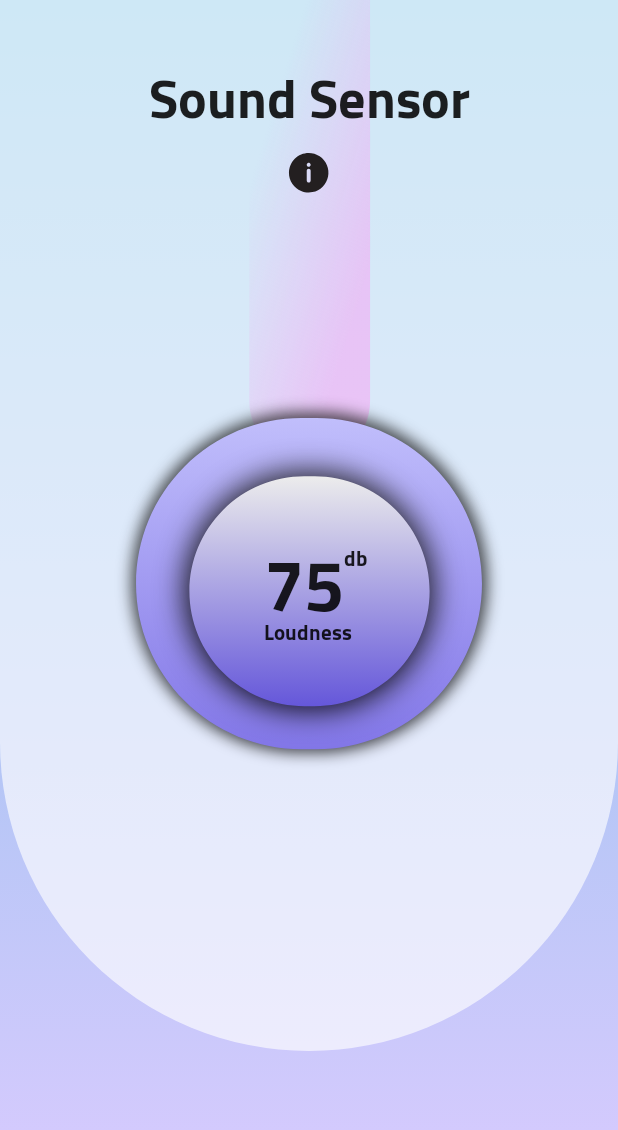
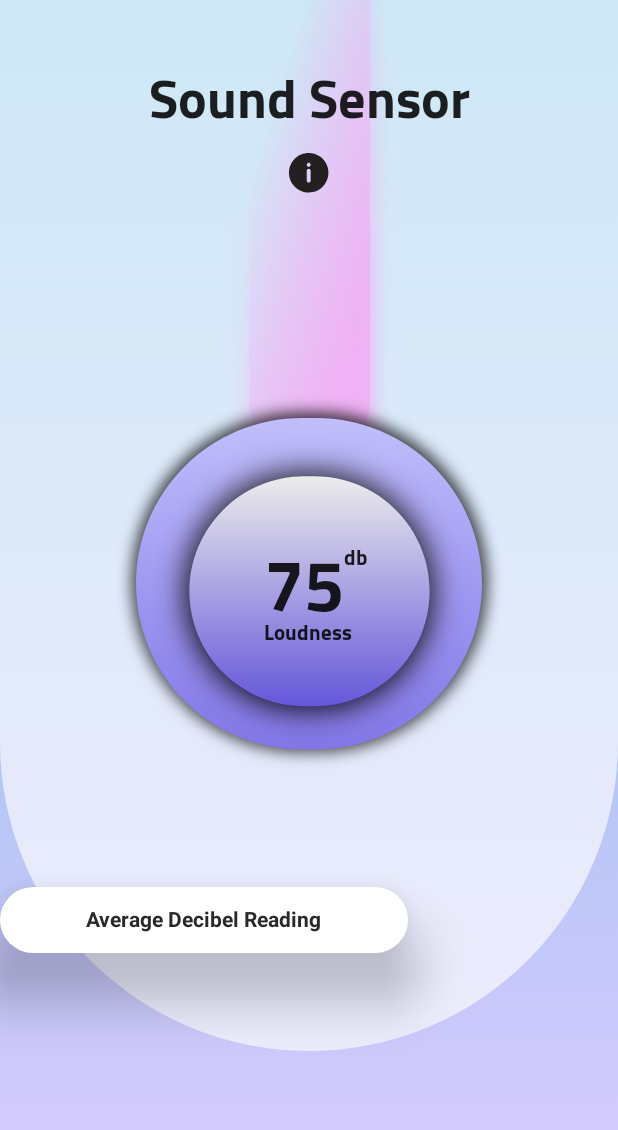
Before and after one commit to Cfoulcard/Android-Sensor-Engine, an Android app built with Jetpack Compose: the SoundSensor screen opened directly, with no data from a screen before it, on a phone screen of 412 x 824 dp. Shown: the top 1130 px of the screen. Run offline under Robolectric (Android 15) with nearby library versions, the phone set to English and light mode, and no system bars; Roboto replaces fonts that are not available here.

Commit message:
Added styling to graphics

```diff
--- a/app/src/main/java/com/ui/composables/HomeScreen.kt
+++ b/app/src/main/java/com/ui/composables/HomeScreen.kt
@@ -10,6 +10,7 @@ import androidx.compose.runtime.Composable
 import androidx.compose.ui.Alignment
 import androidx.compose.ui.Modifier
 import androidx.compose.ui.draw.alpha
+import androidx.compose.ui.draw.blur
 import androidx.compose.ui.graphics.Brush
 import androidx.compose.ui.layout.ContentScale
 import androidx.compose.ui.res.painterResource
@@ -49,6 +50,13 @@ fun navigateToSoundSensor(context: Context) {
 
 @Composable
 fun SensorCometBackground() {
+    Image(
+        painter = painterResource(R.drawable.ic_comet_shadow),
+        contentDescription = "cometGradient",
+        contentScale = ContentScale.Fit,
+        modifier = Modifier.fillMaxHeight(0.43f).fillMaxWidth(1f).fillMaxSize().blur(8.dp).alpha(1f),
+        alignment = Alignment.Center,
+    )
     Image(
         painter = painterResource(R.drawable.ic_comet_gradient),
         contentDescription = "cometGradient",
--- a/app/src/main/java/com/ui/sensors/SoundSensor.kt
+++ b/app/src/main/java/com/ui/sensors/SoundSensor.kt
@@ -5,6 +5,7 @@ import androidx.activity.ComponentActivity
 import androidx.activity.compose.setContent
 import androidx.compose.foundation.Image
 import androidx.compose.foundation.layout.*
+import androidx.compose.material.Card
 import androidx.compose.material.MaterialTheme
 import androidx.compose.material.Text
 import androidx.compose.runtime.Composable
@@ -12,10 +13,13 @@ import androidx.compose.ui.Alignment
 import androidx.compose.ui.Modifier
 import androidx.compose.ui.draw.alpha
 import androidx.compose.ui.draw.blur
+import androidx.compose.ui.graphics.Color
 import androidx.compose.ui.layout.ContentScale
 import androidx.compose.ui.res.painterResource
 import androidx.compose.ui.text.SpanStyle
+import androidx.compose.ui.text.TextStyle
 import androidx.compose.ui.text.buildAnnotatedString
+import androidx.compose.ui.text.font.FontWeight
 import androidx.compose.ui.text.style.BaselineShift
 import androidx.compose.ui.text.style.TextAlign
 import androidx.compose.ui.text.withStyle
@@ -26,6 +30,7 @@ import com.androidsensorengine.ui.composables.HalfCircleBackgroundLonger
 import com.androidsensorengine.ui.composables.MainGradientBackground
 import com.androidsensorengine.ui.composables.SensorCometBackground
 import com.androidsensorengine.ui.theme.AndroidSensorEngineTheme
+import com.androidsensorengine.ui.theme.HomeScreenShapes
 import com.christianfoulcard.android.androidsensorengine.R
 
 class SoundSensor: ComponentActivity() {
@@ -47,6 +52,7 @@ class SoundSensor: ComponentActivity() {
                     InfoIcon()
                     Column(modifier = Modifier.padding(top = 90.dp)) {
                         TopCircle()
+                        Group()
                     }
                 }
             }
@@ -121,11 +127,11 @@ class SoundSensor: ComponentActivity() {
                                 fontSize = 48.sp)) { append("75") }
                             withStyle(style = SpanStyle(
                                 fontSize = 14.sp,
-                                baselineShift = BaselineShift(+0.65f)
+                                baselineShift = BaselineShift(+1f)
                             )) { append("db") }
                         },
                         textAlign = TextAlign.Center,
-                        style = MaterialTheme.typography.h1,
+                        style = MaterialTheme.typography.h3,
 
                     )
                 Text(
@@ -137,7 +143,35 @@ class SoundSensor: ComponentActivity() {
                 )
             }
         }
+
     }
+
+    @Composable
+    fun Group() {
+        Card(
+            elevation = 24.dp,
+            modifier = Modifier
+                .width(width = 272.dp)
+                .height(height = 44.dp),
+            shape = HomeScreenShapes.small
+        ) {
+            Box(contentAlignment = Alignment.Center) {
+                Row(horizontalArrangement = Arrangement.SpaceBetween) {
+                    Text(
+                        text = "Average Decibel Reading",
+                        color = Color(0xff292929),
+                        textAlign = TextAlign.Left,
+                        style = TextStyle(
+                            fontSize = 14.sp,
+                            fontWeight = FontWeight.Bold
+                        )
+                    )
+                }
+            }
+        }
+    }
+
+
 
     @Preview(showBackground = true)
     @Composable
@@ -154,8 +188,10 @@ class SoundSensor: ComponentActivity() {
             ) {
                 DisplayTitle()
                 InfoIcon()
+
                 Column(modifier = Modifier.padding(top = 90.dp)) {
                     TopCircle()
+                    Group()
                 }
             }
         }
--- a/app/src/main/java/com/ui/theme/Type.kt
+++ b/app/src/main/java/com/ui/theme/Type.kt
@@ -11,7 +11,8 @@ import com.christianfoulcard.android.androidsensorengine.R
 val Cairo = FontFamily(
     Font(R.font.cairo_regular),
     Font(R.font.cairo_bold, FontWeight.Bold),
-    Font(R.font.cairo_semibold, FontWeight.SemiBold)
+    Font(R.font.cairo_semibold, FontWeight.SemiBold),
+    Font(R.font.cairo_black, FontWeight.Bold),
 )
 
 // Set of Material typography styles to start with
@@ -24,6 +25,11 @@ val Typography = Typography(
     h2 = TextStyle(
         fontFamily = Cairo,
         fontWeight = FontWeight.SemiBold,
+        fontSize = 24.sp
+    ),
+    h3 = TextStyle(
+        fontFamily = Cairo,
+        fontWeight = FontWeight.ExtraBold,
         fontSize = 24.sp
     ),
     body1 = TextStyle(
--- a/app/src/main/res/drawable/ic_back_circle_dark.xml
+++ b/app/src/main/res/drawable/ic_back_circle_dark.xml
@@ -14,8 +14,8 @@
                 android:endX="129"
                 android:endY="231"
                 android:type="linear">
-                <item android:offset="0" android:color="#1c1c1c"/>
-                <item android:offset="1" android:color="#000000"/>
+                <item android:offset="0" android:color="#000000"/>
+                <item android:offset="1" android:color="#1c1c1c"/>
             </gradient>
         </aapt:attr>
     </path>
--- /dev/null
+++ b/app/src/main/res/drawable/ic_comet_shadow.xml
@@ -0,0 +1,23 @@
+<vector xmlns:android="http://schemas.android.com/apk/res/android"
+    xmlns:aapt="http://schemas.android.com/aapt"
+    android:width="120dp"
+    android:height="371dp"
+    android:viewportWidth="113"
+    android:viewportHeight="364">
+    <path
+        android:pathData="M12,-138L12,295.5C12,320.08 31.92,340 56.5,340C81.08,340 101,320.08 101,295.5L101,-138L12,-138Z"
+        android:strokeAlpha="0.5"
+        android:fillAlpha="0.5">
+        <aapt:attr name="android:fillColor">
+            <gradient
+                android:startX="56.5"
+                android:startY="340"
+                android:endX="-77.75"
+                android:endY="298.73"
+                android:type="linear">
+                <item android:offset="0" android:color="#FFF79FF3"/>
+                <item android:offset="0.73" android:color="#00D9D9D9"/>
+            </gradient>
+        </aapt:attr>
+    </path>
+</vector>
```
